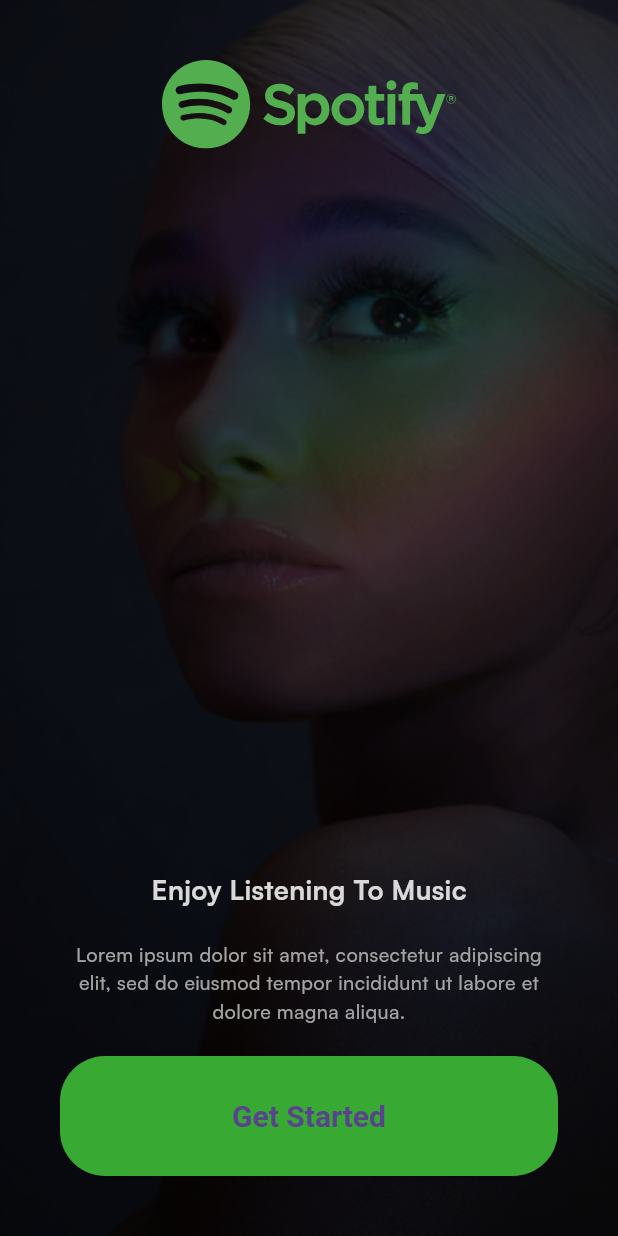
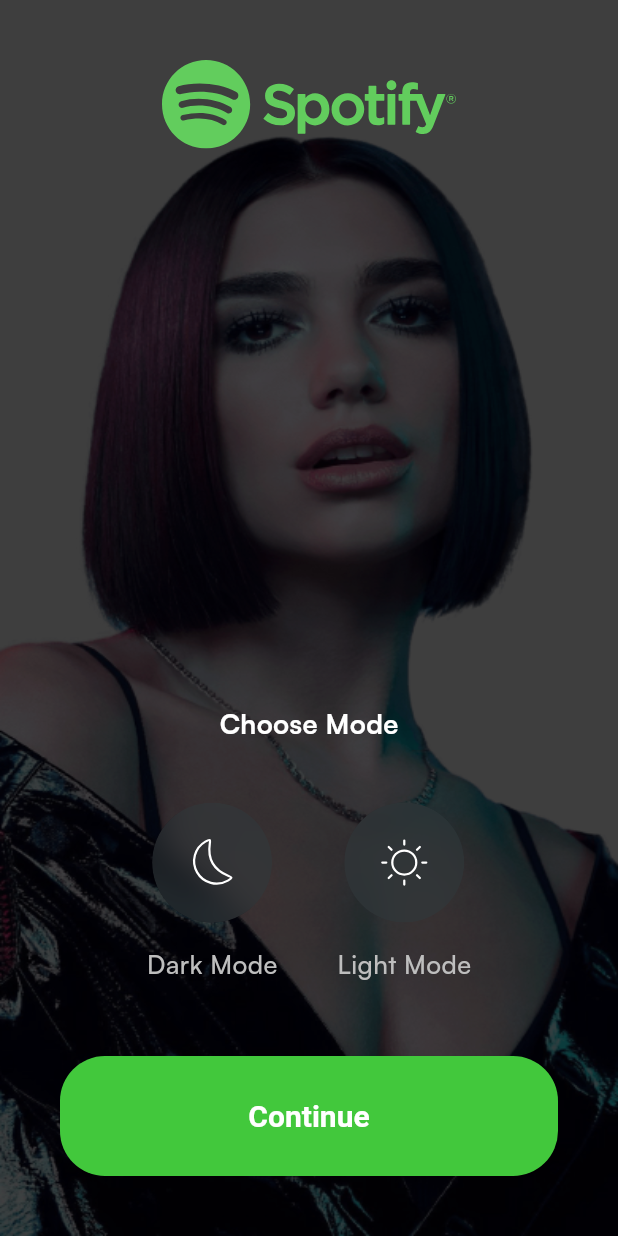
Before and after one commit to ajayvaniya0/Spotify-Clone-Flutter, a Flutter app: the screen it shows after launch, after a tap on "Get Started", on a phone screen of 412 x 824 dp. Run offline on Flutter 3.47's test engine with Material 3 defaults, Android fonts, the phone set to English and light mode, and no system bars; our stand-ins replace flutter_bloc, flutter_svg, hydrated_bloc.

Commit message:
Implemented Get Started Page with Light and Dark Mode

```diff
--- a/lib/common/widgets/button/basic_app_button.dart
+++ b/lib/common/widgets/button/basic_app_button.dart
@@ -19,6 +19,7 @@ class BasicAppButton extends StatelessWidget {
         minimumSize: Size.fromHeight(height ?? 80),
       ),
       child: Text(
+        style: const TextStyle(color: Colors.white),
         title,
       ),
     );
--- a/lib/core/configs/assets/app_images.dart
+++ b/lib/core/configs/assets/app_images.dart
@@ -1,4 +1,5 @@
 class AppImages {
   static const String basePath = 'assets/images/';
   static const String introBG = '${basePath}intro_bg.png';
+  static const String chooseModeBG = '${basePath}choose_mode_bg.png';
 }
--- a/lib/core/configs/assets/app_vectors.dart
+++ b/lib/core/configs/assets/app_vectors.dart
@@ -3,4 +3,6 @@ class AppVectors {
   static const String format = '.svg';
 
   static const String logo = '${basePath}spotify_logo$format';
+  static const String sun = '${basePath}sun$format';
+  static const String moon = '${basePath}moon$format';
 }
--- a/lib/main.dart
+++ b/lib/main.dart
@@ -1,8 +1,25 @@
+import 'package:flutter/foundation.dart';
 import 'package:flutter/material.dart';
+import 'package:flutter_bloc/flutter_bloc.dart';
+import 'package:hydrated_bloc/hydrated_bloc.dart';
+import 'package:path_provider/path_provider.dart';
 import 'package:spotify/core/configs/theme/app_theme.dart';
+import 'package:spotify/presentation/choose_mode/bloc/theme_cubit.dart';
 import 'package:spotify/presentation/splash/pages/splash.dart';
 
-void main() {
+Future<void> main() async {
+  WidgetsFlutterBinding.ensureInitialized();
+  HydratedBloc.storage = await HydratedStorage.build(
+    storageDirectory: kIsWeb
+        ? HydratedStorage.webStorageDirectory
+        : await getApplicationDocumentsDirectory(),
+  );
+  // await Firebase.initializeApp(
+  //   options: DefaultFirebaseOptions.currentPlatform
+  // );
+
+  // await initializeDependencies();
+
   runApp(const MyApp());
 }
 
@@ -11,10 +28,16 @@ class MyApp extends StatelessWidget {
 
   @override
   Widget build(BuildContext context) {
-    return MaterialApp(
-      theme: AppTheme.lightTheme,
-      debugShowCheckedModeBanner: false,
-      home: const SplashPage(),
+    return MultiBlocProvider(
+      providers: [BlocProvider(create: (_) => ThemeCubit())],
+      child: BlocBuilder<ThemeCubit, ThemeMode>(
+        builder: (context, mode) => MaterialApp(
+            theme: AppTheme.lightTheme,
+            darkTheme: AppTheme.darkTheme,
+            themeMode: mode,
+            debugShowCheckedModeBanner: false,
+            home: const SplashPage()),
+      ),
     );
   }
 }
--- /dev/null
+++ b/lib/presentation/choose_mode/bloc/theme_cubit.dart
@@ -0,0 +1,20 @@
+import 'package:flutter/material.dart';
+import 'package:hydrated_bloc/hydrated_bloc.dart';
+
+class ThemeCubit extends HydratedCubit<ThemeMode> {
+  ThemeCubit() : super(ThemeMode.system);
+
+  void updateTheme(ThemeMode themeMode) => emit(themeMode);
+
+  @override
+  ThemeMode? fromJson(Map<String, dynamic> json) {
+    // TODO: implement fromJson
+    throw UnimplementedError();
+  }
+
+  @override
+  Map<String, dynamic>? toJson(ThemeMode state) {
+    // TODO: implement toJson
+    throw UnimplementedError();
+  }
+}
--- /dev/null
+++ b/lib/presentation/choose_mode/pages/choose_mode.dart
@@ -0,0 +1,159 @@
+import 'dart:ui';
+
+import 'package:flutter/material.dart';
+import 'package:flutter_bloc/flutter_bloc.dart';
+import 'package:flutter_svg/svg.dart';
+import 'package:spotify/common/widgets/button/basic_app_button.dart';
+import 'package:spotify/core/configs/assets/app_images.dart';
+import 'package:spotify/core/configs/assets/app_vectors.dart';
+import 'package:spotify/core/configs/theme/app_colors.dart';
+import 'package:spotify/presentation/choose_mode/bloc/theme_cubit.dart';
+
+class ChooseModePage extends StatelessWidget {
+  const ChooseModePage({super.key});
+
+  @override
+  Widget build(BuildContext context) {
+    return Scaffold(
+      body: Stack(
+        children: [
+          Container(
+            padding: const EdgeInsets.symmetric(
+              vertical: 40,
+              horizontal: 40,
+            ),
+            decoration: const BoxDecoration(
+              image: DecorationImage(
+                fit: BoxFit.fill,
+                image: AssetImage(
+                  AppImages.chooseModeBG,
+                ),
+              ),
+            ),
+          ),
+          Container(
+            color: Colors.black.withOpacity(0.15),
+          ),
+          Padding(
+            padding: const EdgeInsets.symmetric(vertical: 40, horizontal: 40),
+            child: Column(
+              children: [
+                Align(
+                  alignment: Alignment.topCenter,
+                  child: SvgPicture.asset(AppVectors.logo),
+                ),
+                const Spacer(),
+                const Text(
+                  'Choose Mode',
+                  style: TextStyle(
+                    fontWeight: FontWeight.bold,
+                    color: Colors.white,
+                    fontSize: 18,
+                  ),
+                ),
+                const SizedBox(height: 40),
+                Row(
+                  mainAxisAlignment: MainAxisAlignment.center,
+                  children: [
+                    Column(
+                      children: [
+                        GestureDetector(
+                          onTap: () {
+                            context
+                                .read<ThemeCubit>()
+                                .updateTheme(ThemeMode.dark);
+                          },
+                          child: ClipOval(
+                            child: BackdropFilter(
+                              filter: ImageFilter.blur(sigmaX: 10, sigmaY: 10),
+                              child: Container(
+                                height: 80,
+                                width: 80,
+                                decoration: BoxDecoration(
+                                  color:
+                                      const Color(0xff30393C).withOpacity(0.5),
+                                  shape: BoxShape.circle,
+                                ),
+                                child: SvgPicture.asset(
+                                  AppVectors.moon,
+                                  fit: BoxFit.none,
+                                ),
+                              ),
+                            ),
+                          ),
+                        ),
+                        const SizedBox(height: 15),
+                        const Text(
+                          'Dark Mode',
+                          style: TextStyle(
+                            fontWeight: FontWeight.w500,
+                            fontSize: 17,
+                            color: AppColors.grey,
+                          ),
+                        ),
+                      ],
+                    ),
+                    const SizedBox(width: 40),
+                    Column(
+                      children: [
+                        GestureDetector(
+                          onTap: () {
+                            context
+                                .read<ThemeCubit>()
+                                .updateTheme(ThemeMode.light);
+                          },
+                          child: ClipOval(
+                            child: BackdropFilter(
+                              filter: ImageFilter.blur(sigmaX: 10, sigmaY: 10),
+                              child: Container(
+                                height: 80,
+                                width: 80,
+                                decoration: BoxDecoration(
+                                  color:
+                                      const Color(0xff30393C).withOpacity(0.5),
+                                  shape: BoxShape.circle,
+                                ),
+                                child: SvgPicture.asset(
+                                  AppVectors.sun,
+                                  fit: BoxFit.none,
+                                ),
+                              ),
+                            ),
+                          ),
+                        ),
+                        const SizedBox(height: 15),
+                        const Text(
+                          'Light Mode',
+                          style: TextStyle(
+                            fontWeight: FontWeight.w500,
+                            fontSize: 17,
+                            color: AppColors.grey,
+                          ),
+                        ),
+                      ],
+                    ),
+                  ],
+                ),
+                const SizedBox(
+                  height: 50,
+                ),
+                BasicAppButton(
+                  onPressed: () {
+                    Navigator.push(
+                      context,
+                      MaterialPageRoute(
+                        builder: (BuildContext context) =>
+                            const ChooseModePage(),
+                      ),
+                    );
+                  },
+                  title: 'Continue',
+                ),
+              ],
+            ),
+          ),
+        ],
+      ),
+    );
+  }
+}
--- a/lib/presentation/intro/pages/get_started.dart
+++ b/lib/presentation/intro/pages/get_started.dart
@@ -4,6 +4,7 @@ import 'package:spotify/common/widgets/button/basic_app_button.dart';
 import 'package:spotify/core/configs/assets/app_images.dart';
 import 'package:spotify/core/configs/assets/app_vectors.dart';
 import 'package:spotify/core/configs/theme/app_colors.dart';
+import 'package:spotify/presentation/choose_mode/pages/choose_mode.dart';
 
 class GetStartedPage extends StatelessWidget {
   const GetStartedPage({super.key});
@@ -25,6 +26,15 @@ class GetStartedPage extends StatelessWidget {
                   AppImages.introBG,
                 ),
               ),
+            ),
+          ),
+          Container(
+            color: Colors.black.withOpacity(0.15),
+          ),
+          Padding(
+            padding: const EdgeInsets.symmetric(
+              vertical: 40,
+              horizontal: 40
             ),
             child: Column(
                 children: [
@@ -55,15 +65,19 @@ class GetStartedPage extends StatelessWidget {
                     height: 20,
                   ),
                   BasicAppButton(
-                  onPressed: () {},
+                    onPressed: () {
+                      Navigator.push(
+                        context,
+                        MaterialPageRoute(
+                          builder: (BuildContext context) => const ChooseModePage(),
+                        ),
+                      );
+                    },
                     title: 'Get Started',
                   ),
                 ],
               ),
           ),
-          Container(
-            color: Colors.black.withOpacity(0.15),
-          )
         ],
       ),
     );
--- a/pubspec.yaml
+++ b/pubspec.yaml
@@ -36,6 +36,9 @@ dependencies:
   # Use with the CupertinoIcons class for iOS style icons.
   cupertino_icons: ^1.0.6
   flutter_svg:
+  flutter_bloc:
+  hydrated_bloc:
+  path_provider: ^2.1.3
 
 dev_dependencies:
   flutter_test:
```
Also changed, not shown: pubspec.lock, 1 other file. Lines whose indentation alone changed are shown as unchanged.
